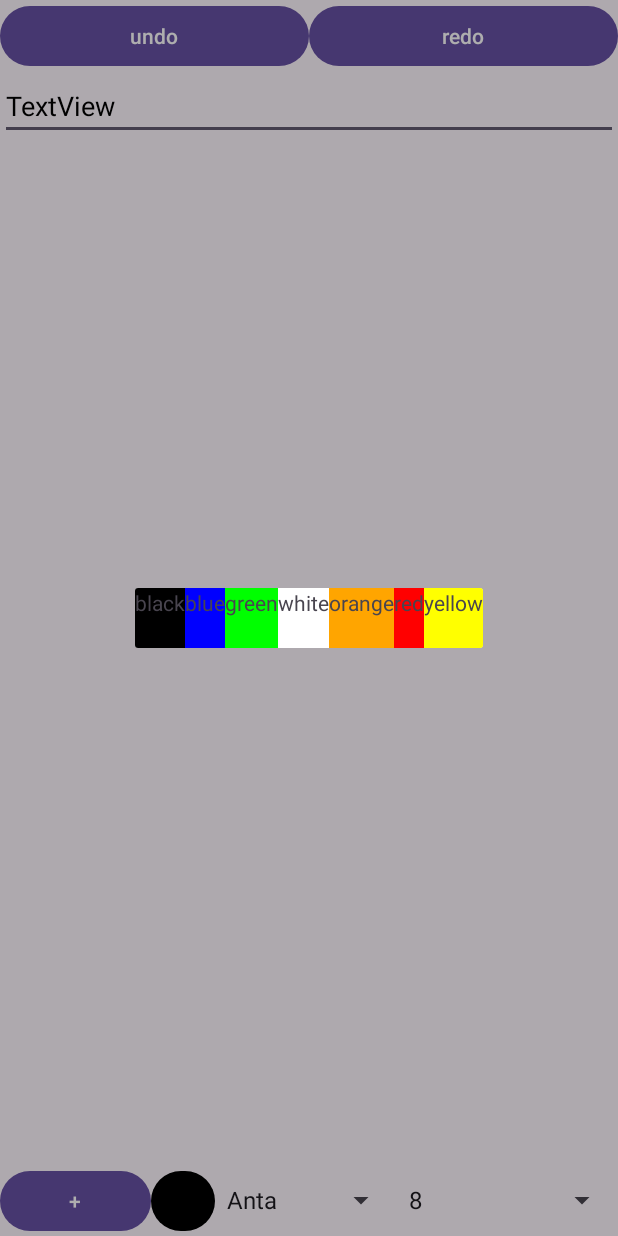
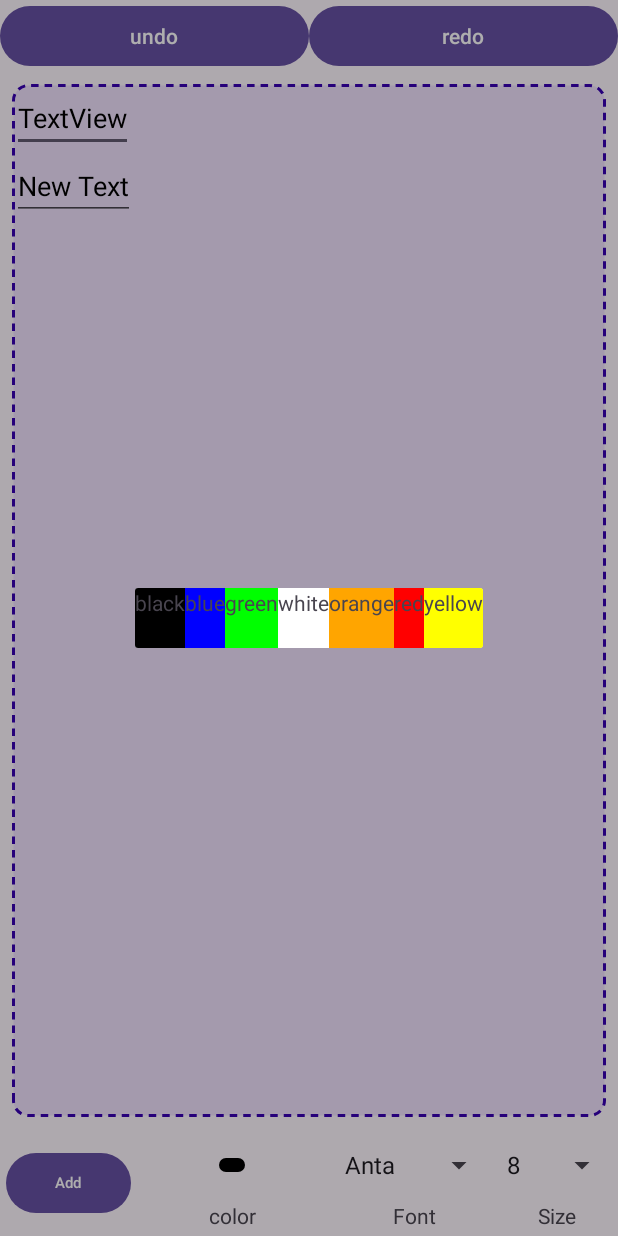
Before and after one commit to nitDev10per/Texteditor, an Android app: the screen it shows after launch (MainActivity), after a tap on an icon or button, on a phone screen of 412 x 824 dp. Run offline under Robolectric (Android 15) with nearby library versions, the phone set to English and light mode, and no system bars; 1 other tap on this screen came first.

Commit message:
this is my first commit

```diff
--- a/app/build.gradle.kts
+++ b/app/build.gradle.kts
@@ -11,7 +11,7 @@ android {
         minSdk = 24
         targetSdk = 34
         versionCode = 1
-        versionName = "1.0"
+        versionName = "1.1"
 
         testInstrumentationRunner = "androidx.test.runner.AndroidJUnitRunner"
     }
--- a/app/src/main/java/com/example/myapplication/MainActivity.java
+++ b/app/src/main/java/com/example/myapplication/MainActivity.java
@@ -92,6 +92,7 @@ public class MainActivity extends AppCompatActivity {
                 EditText edt=new EditText(MainActivity.this);
                 DraggableView layout1=new DraggableView(MainActivity.this);
                 edt.setTextColor(color);
+                edt.setText("New Text");
                 layout1.addView(edt);
                 Layout.addView(layout1);
                 arrText.add(edt);
--- /dev/null
+++ b/app/src/main/res/drawable/card.xml
@@ -0,0 +1,12 @@
+<?xml version="1.0" encoding="utf-8"?>
+<selector xmlns:android="http://schemas.android.com/apk/res/android">
+<item>
+    <shape android:shape="rectangle">
+        <solid android:color="#F0E2FD"/>
+        <stroke android:color="@color/design_default_color_primary_dark" android:width="2dp"
+            android:dashGap="4dp" android:dashWidth="5dp"/>
+        <corners android:radius="10dp"/>
+
+    </shape>
+</item>
+</selector>
--- a/app/src/main/res/layout/activity_main.xml
+++ b/app/src/main/res/layout/activity_main.xml
@@ -34,6 +34,12 @@
         android:id="@+id/Layout"
         android:layout_width="match_parent"
         android:layout_height="0dp"
+        android:layout_marginStart="8dp"
+        android:layout_marginTop="8dp"
+        android:layout_marginEnd="8dp"
+        android:layout_marginBottom="8dp"
+        android:background="@drawable/card"
+        android:gravity="top"
         android:orientation="vertical"
         app:layout_constraintBottom_toTopOf="@+id/linearLayout2"
         app:layout_constraintEnd_toEndOf="parent"
@@ -47,17 +53,17 @@
 
             <EditText
                 android:id="@+id/textView"
-                android:layout_width="match_parent"
+                android:layout_width="wrap_content"
                 android:layout_height="wrap_content"
                 android:text="TextView" />
         </com.example.myapplication.DraggableView>
     </LinearLayout>
 
 
-    <LinearLayout
+    <androidx.constraintlayout.widget.ConstraintLayout
         android:id="@+id/linearLayout2"
         android:layout_width="match_parent"
-        android:layout_height="wrap_content"
+        android:layout_height="0dp"
         android:orientation="horizontal"
         app:layout_constraintBottom_toBottomOf="parent"
         app:layout_constraintEnd_toEndOf="parent"
@@ -65,27 +71,67 @@
 
         <Button
             android:id="@+id/button5"
-            android:layout_width="wrap_content"
-            android:layout_height="wrap_content"
-            android:layout_weight="1"
-            android:text="+" />
+            android:layout_width="83dp"
+            android:layout_height="48dp"
+            android:layout_marginStart="4dp"
+            android:text="Add"
+            android:textSize="10sp"
+            app:layout_constraintBottom_toBottomOf="parent"
+            app:layout_constraintStart_toStartOf="parent"
+            app:layout_constraintTop_toTopOf="parent" />
 
         <Button
             android:id="@+id/button6"
-            android:layout_width="30dp"
-            android:layout_height="wrap_content"
-            android:layout_weight="1" />
+            android:layout_width="17dp"
+            android:layout_height="17dp"
+            app:layout_constraintBottom_toTopOf="@+id/textView12"
+            app:layout_constraintEnd_toStartOf="@+id/spinner2"
+            app:layout_constraintStart_toEndOf="@+id/button5"
+            app:layout_constraintTop_toTopOf="parent" />
 
         <Spinner
             android:id="@+id/spinner2"
             android:layout_width="108dp"
             android:layout_height="wrap_content"
-            android:layout_weight="1" />
+            app:layout_constraintBottom_toTopOf="@+id/textView11"
+            app:layout_constraintEnd_toStartOf="@+id/spinner"
+            app:layout_constraintTop_toTopOf="parent"
+            app:layout_constraintVertical_bias="0.44" />
 
         <Spinner
             android:id="@+id/spinner"
-            android:layout_width="134dp"
+            android:layout_width="wrap_content"
             android:layout_height="wrap_content"
-            android:layout_weight="1" />
-    </LinearLayout>
+            app:layout_constraintBaseline_toBaselineOf="@+id/spinner2"
+            app:layout_constraintEnd_toEndOf="parent" />
+
+        <TextView
+            android:id="@+id/textView10"
+            android:layout_width="wrap_content"
+            android:layout_height="wrap_content"
+            android:text="Size"
+            app:layout_constraintBaseline_toBaselineOf="@+id/textView11"
+            app:layout_constraintEnd_toEndOf="@+id/spinner"
+            app:layout_constraintStart_toEndOf="@+id/spinner2" />
+
+        <TextView
+            android:id="@+id/textView11"
+            android:layout_width="wrap_content"
+            android:layout_height="wrap_content"
+            android:layout_marginBottom="4dp"
+            android:text="Font"
+            app:layout_constraintBottom_toBottomOf="parent"
+            app:layout_constraintEnd_toEndOf="@+id/spinner2"
+            app:layout_constraintStart_toStartOf="@+id/spinner2"
+            app:layout_constraintTop_toBottomOf="@+id/spinner2" />
+
+        <TextView
+            android:id="@+id/textView12"
+            android:layout_width="wrap_content"
+            android:layout_height="wrap_content"
+            android:text="color"
+            app:layout_constraintBaseline_toBaselineOf="@+id/textView11"
+            app:layout_constraintEnd_toEndOf="@+id/button6"
+            app:layout_constraintStart_toStartOf="@+id/button6" />
+    </androidx.constraintlayout.widget.ConstraintLayout>
 </androidx.constraintlayout.widget.ConstraintLayout>
--- a/app/src/main/res/values/themes.xml
+++ b/app/src/main/res/values/themes.xml
@@ -6,4 +6,5 @@
     </style>
 
     <style name="Theme.MyApplication" parent="Base.Theme.MyApplication" />
+
 </resources>
```
Also changed, not shown: 1 other file.
